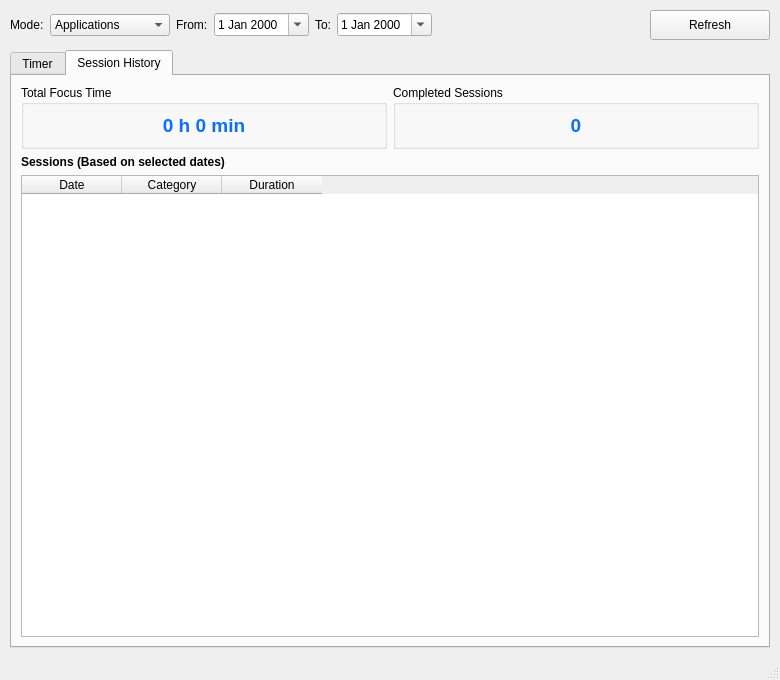
Kvazarus/Activity_Insight, file src/ActivityDashboard.ui: the form before one commit.
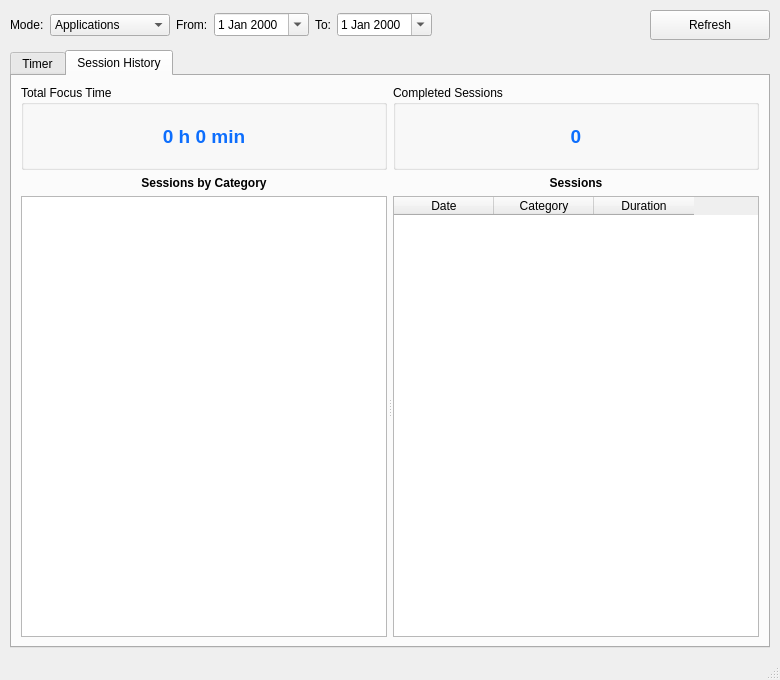
The form after the commit. Custom widgets are drawn as their Qt base class.

Commit message: Completed focus sessions

The edit to the form file:
```diff
--- a/src/ActivityDashboard.ui
+++ b/src/ActivityDashboard.ui
@@ -1260,6 +1260,24 @@
              <layout class="QHBoxLayout" name="horizontalLayout_focusSummary">
               <item>
                <widget class="QGroupBox" name="groupTotalFocus">
+                <property name="sizePolicy">
+                 <sizepolicy hsizetype="Preferred" vsizetype="Fixed">
+                  <horstretch>0</horstretch>
+                  <verstretch>0</verstretch>
+                 </sizepolicy>
+                </property>
+                <property name="minimumSize">
+                 <size>
+                  <width>0</width>
+                  <height>85</height>
+                 </size>
+                </property>
+                <property name="maximumSize">
+                 <size>
+                  <width>16777215</width>
+                  <height>85</height>
+                 </size>
+                </property>
                 <property name="title">
                  <string>Total Focus Time</string>
                 </property>
@@ -1288,6 +1306,24 @@
               </item>
               <item>
                <widget class="QGroupBox" name="groupTotalSessions">
+                <property name="sizePolicy">
+                 <sizepolicy hsizetype="Preferred" vsizetype="Fixed">
+                  <horstretch>0</horstretch>
+                  <verstretch>0</verstretch>
+                 </sizepolicy>
+                </property>
+                <property name="minimumSize">
+                 <size>
+                  <width>0</width>
+                  <height>85</height>
+                 </size>
+                </property>
+                <property name="maximumSize">
+                 <size>
+                  <width>16777215</width>
+                  <height>85</height>
+                 </size>
+                </property>
                 <property name="title">
                  <string>Completed Sessions</string>
                 </property>
@@ -1317,6 +1353,72 @@
              </layout>
             </item>
             <item>
+             <widget class="QSplitter" name="focusStatsSplitter">
+              <property name="orientation">
+               <enum>Qt::Orientation::Horizontal</enum>
+              </property>
+              <property name="handleWidth">
+               <number>6</number>
+              </property>
+              <widget class="QWidget" name="focusPieContainer" native="true">
+               <layout class="QVBoxLayout" name="verticalLayoutFocusPie">
+                <property name="leftMargin">
+                 <number>0</number>
+                </property>
+                <property name="topMargin">
+                 <number>0</number>
+                </property>
+                <property name="rightMargin">
+                 <number>0</number>
+                </property>
+                <property name="bottomMargin">
+                 <number>0</number>
+                </property>
+                <item>
+                 <widget class="QLabel" name="lblFocusChartTitle">
+                  <property name="font">
+                   <font>
+                    <bold>true</bold>
+                   </font>
+                  </property>
+                  <property name="text">
+                   <string>Sessions by Category</string>
+                  </property>
+                  <property name="alignment">
+                   <set>Qt::AlignmentFlag::AlignCenter</set>
+                  </property>
+                  <property name="margin">
+                   <number>8</number>
+                  </property>
+                 </widget>
+                </item>
+                <item>
+                 <widget class="QChartView" name="chartPieFocus">
+                  <property name="sizePolicy">
+                   <sizepolicy hsizetype="Expanding" vsizetype="Expanding">
+                    <horstretch>0</horstretch>
+                    <verstretch>0</verstretch>
+                   </sizepolicy>
+                  </property>
+                 </widget>
+                </item>
+               </layout>
+              </widget>
+              <widget class="QWidget" name="focusTableContainer" native="true">
+               <layout class="QVBoxLayout" name="verticalLayoutFocusTable">
+                <property name="leftMargin">
+                 <number>0</number>
+                </property>
+                <property name="topMargin">
+                 <number>0</number>
+                </property>
+                <property name="rightMargin">
+                 <number>0</number>
+                </property>
+                <property name="bottomMargin">
+                 <number>0</number>
+                </property>
+                <item>
              <widget class="QLabel" name="lblFocusHistoryTitle">
               <property name="font">
                <font>
@@ -1324,7 +1426,13 @@
                </font>
               </property>
               <property name="text">
-               <string>Sessions (Based on selected dates)</string>
+                   <string>Sessions</string>
+                  </property>
+                  <property name="alignment">
+                   <set>Qt::AlignmentFlag::AlignCenter</set>
+                  </property>
+                  <property name="margin">
+                   <number>8</number>
               </property>
              </widget>
             </item>
@@ -1354,6 +1462,10 @@
                 <string>Duration</string>
                </property>
               </column>
+                 </widget>
+                </item>
+               </layout>
+              </widget>
              </widget>
             </item>
            </layout>
```
Left out of the diff: 23 changed lines with no effect on the pictures. Lines whose indentation alone changed are shown as unchanged. The commit also changes 9 other files.
